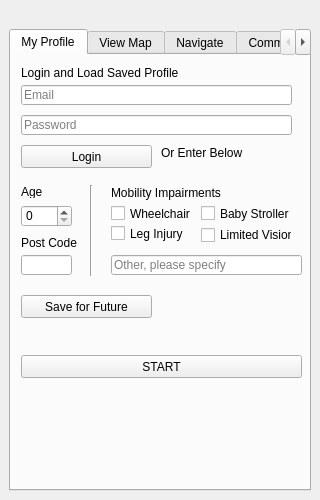
Above: WalkAble/walkable_dockwidget_base.ui from hsalko/GEO1005 before the change. Below: the same form after it.
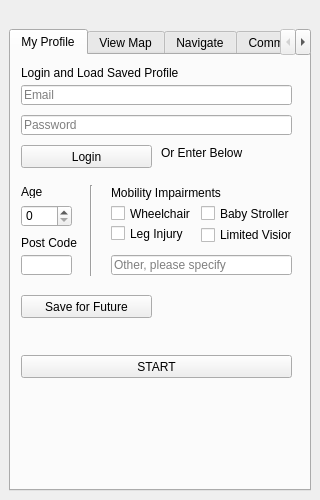
That is the form after the change.

Diff of the .ui file:
```diff
--- a/WalkAble/walkable_dockwidget_base.ui
+++ b/WalkAble/walkable_dockwidget_base.ui
@@ -50,7 +50,7 @@
          <rect>
           <x>10</x>
           <y>300</y>
-          <width>281</width>
+          <width>271</width>
           <height>23</height>
          </rect>
         </property>
@@ -216,7 +216,7 @@
          <rect>
           <x>100</x>
           <y>170</y>
-          <width>121</width>
+          <width>91</width>
           <height>17</height>
          </rect>
         </property>
@@ -255,7 +255,7 @@
          <rect>
           <x>100</x>
           <y>200</y>
-          <width>191</width>
+          <width>181</width>
           <height>20</height>
          </rect>
         </property>
```
